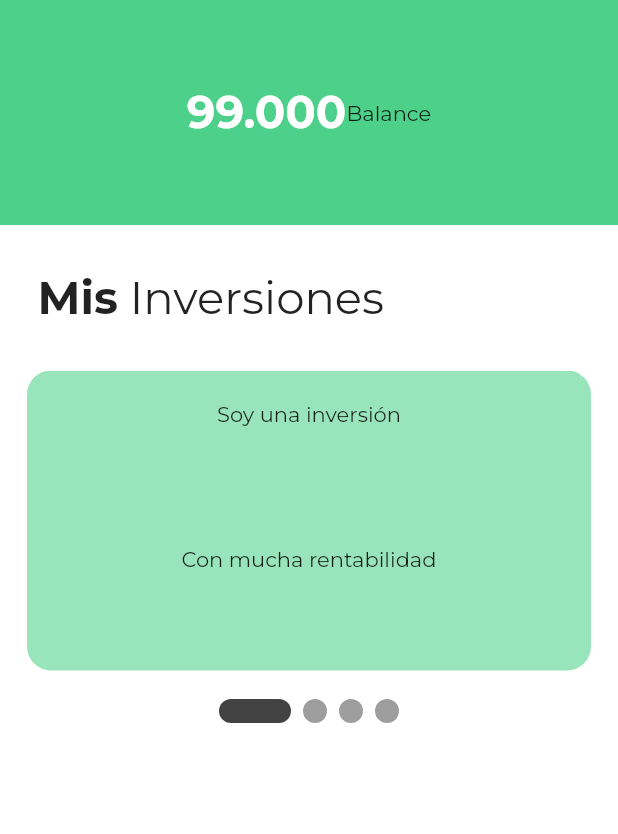
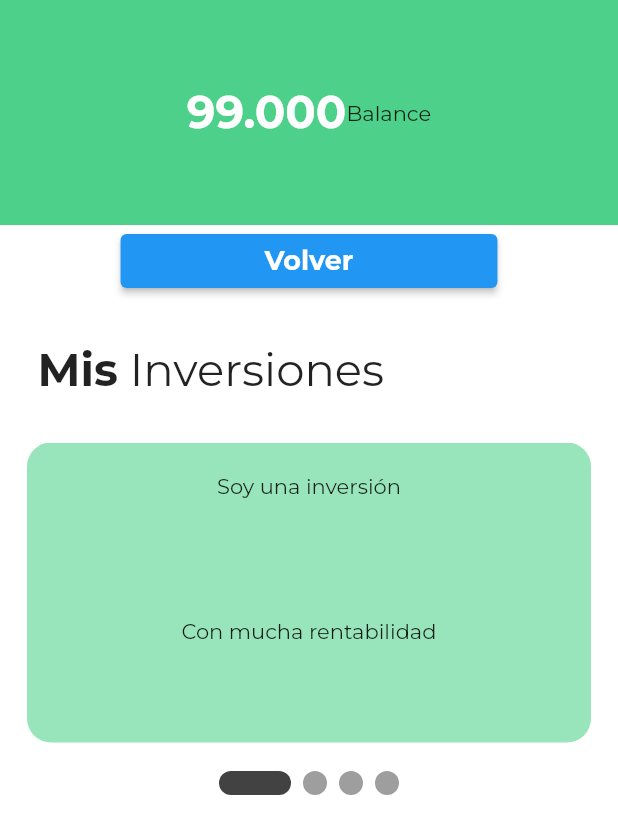
Before and after one commit to c3ortiz/sosty-app-frontEnd-main, a Flutter app: the MainScreen screen opened directly, on a phone screen of 412 x 824 dp. Shown: the top 834 px of the screen. Run offline on Flutter 3.47's test engine with Material 2 defaults, Android fonts, the phone set to English and light mode, and no system bars; drawn by our look-alikes of smooth_page_indicator; our stand-ins replace google_fonts; network calls fail.

```diff
--- a/lib/main_screen.dart
+++ b/lib/main_screen.dart
@@ -2,10 +2,14 @@
 
 import 'package:flutter/material.dart';
 import 'package:my_first_app/investments.dart';
+import 'package:my_first_app/login_screen.dart';
+import 'package:my_first_app/user.dart';
 import 'package:smooth_page_indicator/smooth_page_indicator.dart';
 
 class MainScreen extends StatefulWidget {
   const MainScreen({super.key});
+
+  final user = 'sumama';
 
   @override
   State<MainScreen> createState() => _MainScreenState();
@@ -42,6 +46,26 @@ class _MainScreenState extends State<MainScreen> {
                     Text('Balance'),
                   ],
                 ),
+              ),
+            ),
+
+            Center(
+              child: ElevatedButton(
+                child: Padding(
+                  padding: const EdgeInsets.symmetric(horizontal: 80.0),
+                  child: Text(
+                    'Volver',
+                    style: TextStyle(
+                      color: Colors.white,
+                      fontWeight: FontWeight.bold,
+                      fontSize: 18,
+                    ),
+                  ),
+                ),
+                onPressed: () {
+                  Navigator.pushReplacement(context,
+                      MaterialPageRoute(builder: (context) => LoginScreen()));
+                },
               ),
             ),
 
```
Also changed, not shown: lib/login_screen.dart (+8 -14 lines), lib/user.dart (+0 -35 lines).
